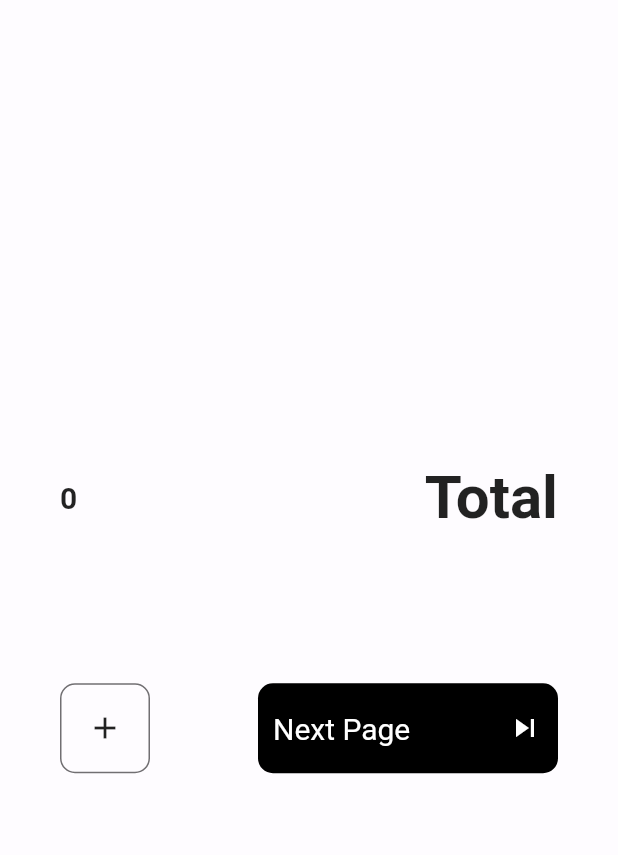
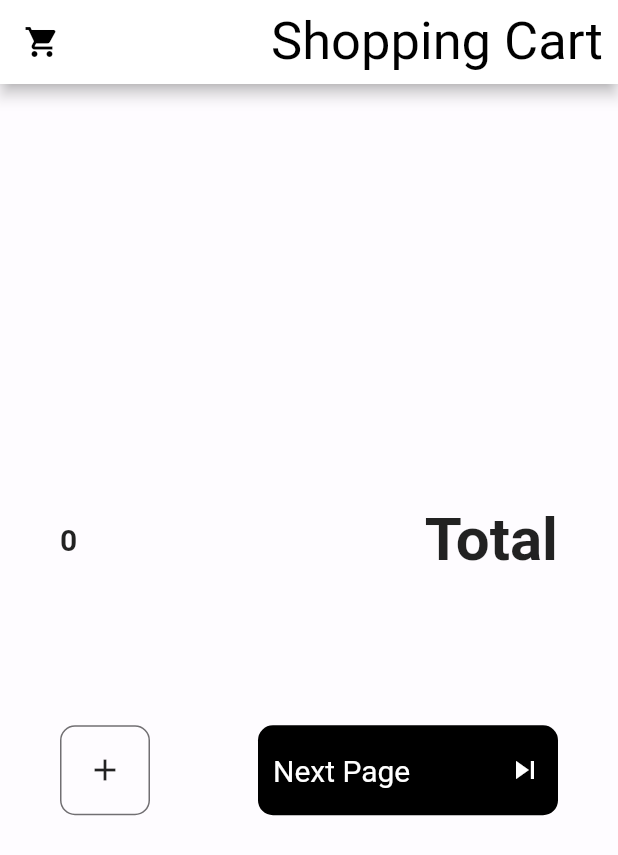
Before and after one commit to elitekentoy/shopping_cart, a Flutter app: the screen it shows after launch, on a phone screen of 412 x 824 dp. Shown: the top 855 px of the screen. Run offline on Flutter 3.47's test engine with Material 2 defaults, Android fonts, the phone set to English and light mode, and no system bars; our stand-ins replace get.

Commit message:
Add AppBar to HomePage

```diff
--- a/lib/home_page.dart
+++ b/lib/home_page.dart
@@ -11,6 +11,27 @@ class HomePage extends StatelessWidget {
   @override
   Widget build(BuildContext context) {
     return Scaffold(
+      appBar: AppBar(
+        backgroundColor: Colors.white,
+        leading: const Icon(
+          Icons.shopping_cart,
+          color: Colors.black,
+        ),
+        actions: [
+          Container(
+            margin: const EdgeInsets.only(right: 10),
+            child: const Center(
+              child: Text(
+                'Shopping Cart',
+                style: TextStyle(
+                  fontSize: 35,
+                  color: Colors.black,
+                ),
+              ),
+            ),
+          ),
+        ],
+      ),
       backgroundColor: const Color(0xFFfefcff),
       body: Column(mainAxisAlignment: MainAxisAlignment.center, children: [
         Padding(
@@ -27,7 +48,10 @@ class HomePage extends StatelessWidget {
               const Spacer(),
               const Text(
                 "Total",
-                style: TextStyle(fontWeight: FontWeight.bold, fontSize: 40),
+                style: TextStyle(
+                  fontWeight: FontWeight.bold,
+                  fontSize: 40,
+                ),
               )
             ],
           ),
```
